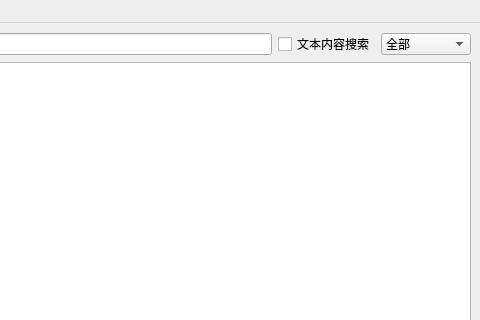
brok1n/bsearch, file Gui/mainwindow.ui: the form before one commit; both pictures show x 320 to 800 and y 0 to 320 of the 800 by 600 pixel window.
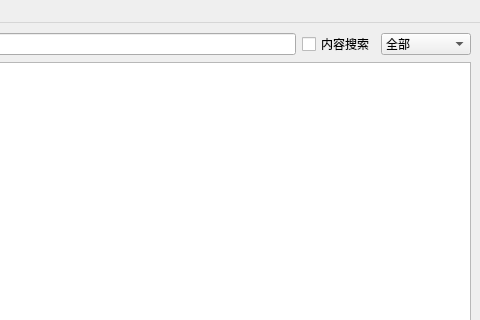
The form after the commit.

The edit to the form file:
```diff
--- a/Gui/mainwindow.ui
+++ b/Gui/mainwindow.ui
@@ -23,7 +23,7 @@
       <item>
        <widget class="QCheckBox" name="contentSearchCbox">
         <property name="text">
-         <string>文本内容搜索</string>
+         <string>内容搜索</string>
         </property>
        </widget>
       </item>
```
Left out of the diff: 38 changed lines with no effect on the pictures.
